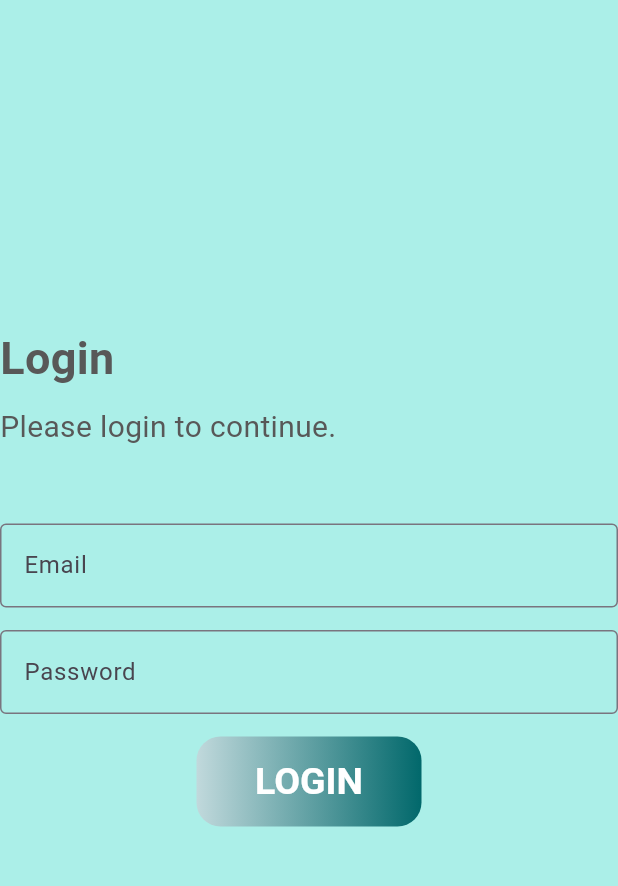
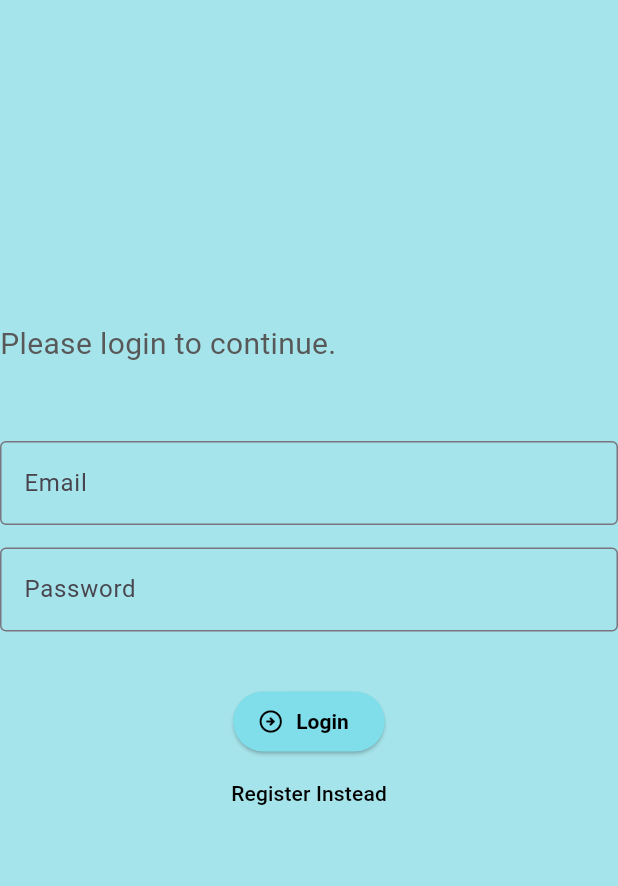
Before and after one commit to T0nyLin/TAanywhere, a Flutter app: the screen it shows after launch, on a phone screen of 412 x 824 dp, the part 84-970 px from its top. Run offline on Flutter 3.47's test engine with Material 2 defaults, Android fonts, the phone set to English and light mode, and no system bars; our stand-ins replace camera, firebase_auth, firebase_core, flutter_svg, image_cropper, image_picker; accounts and stored records are empty.

Commit message:
added login screen with firebase authentication

```diff
--- a/lib/main.dart
+++ b/lib/main.dart
@@ -1,26 +1,32 @@
 import 'package:flutter/material.dart';
 import 'package:camera/camera.dart';
+import 'package:firebase_core/firebase_core.dart';
 
-import 'package:ta_anywhere/screens/login.dart';
 import 'package:ta_anywhere/screens/camera.dart';
-import 'package:ta_anywhere/theme.dart';
+import 'package:ta_anywhere/models/theme.dart';
+import 'package:ta_anywhere/widget/widget_tree.dart';
 
 Future<void> main() async {
   WidgetsFlutterBinding.ensureInitialized();
 
+  //native camera
   cameras = await availableCameras();
 
-  runApp(const App());
+  //firebase auth
+  await Firebase.initializeApp();
+
+  runApp(const MyApp());
 }
 
-class App extends StatelessWidget {
-  const App({super.key});
+class MyApp extends StatelessWidget {
+  const MyApp({super.key});
 
   @override
   Widget build(BuildContext context) {
     return MaterialApp(
+      debugShowCheckedModeBanner: false,
       theme: lightTheme(context),
-      home: const LoginScreen(),
+      home: const WidgetTree(),
     );
   }
 }
--- a/lib/theme.dart
+++ b/lib/models/theme.dart
@@ -5,7 +5,7 @@ import 'constants.dart';
 ThemeData lightTheme(BuildContext context) {
   return ThemeData(
     useMaterial3: true,
-    scaffoldBackgroundColor: Color.fromARGB(255, 171, 239, 232),
+    scaffoldBackgroundColor: Color.fromARGB(255, 165, 228, 234),
     primaryColor: Colors.black,
     textTheme: const TextTheme(
       labelLarge: lableTextStyle,
@@ -31,12 +31,17 @@ ThemeData lightTheme(BuildContext context) {
     // ),
     elevatedButtonTheme: ElevatedButtonThemeData(
       style: ElevatedButton.styleFrom(
-        foregroundColor: Colors.white,
+        foregroundColor: Colors.black,
+        backgroundColor: const Color.fromARGB(255, 128, 222, 234),
         textStyle: const TextStyle(
-          color: Color.fromARGB(255, 255, 255, 255),
           fontWeight: FontWeight.w600,
         ),
       ),
+    ),
+    textButtonTheme: TextButtonThemeData(
+      style: TextButton.styleFrom(
+        foregroundColor: Colors.black,
+      )
     ),
     bottomNavigationBarTheme: const BottomNavigationBarThemeData(
       type: BottomNavigationBarType.shifting,
--- a/lib/screens/login.dart
+++ b/lib/screens/login.dart
@@ -1,14 +1,87 @@
+// login_register_part.dart
+// The third input statement follows the tutorial,
+// please adjust to fit out project.
+
 import 'package:flutter/material.dart';
-import 'package:ta_anywhere/screens/tabs.dart';
+import 'package:firebase_auth/firebase_auth.dart';
 
-class LoginScreen extends StatelessWidget {
-  const LoginScreen({super.key});
+import 'package:ta_anywhere/components/auth.dart';
 
-  void login(BuildContext context) {
-    Navigator.of(context).push(
-      MaterialPageRoute(
-        builder: (context) => const TabsScreen(),
+class LoginScreen extends StatefulWidget {
+  const LoginScreen({Key? key}) : super(key: key);
+
+  @override
+  State<LoginScreen> createState() => _LoginScreenState();
+}
+
+class _LoginScreenState extends State<LoginScreen> {
+  String? errorMessage = '';
+  bool isLogin = true;
+
+  final TextEditingController _controllerEmail = TextEditingController();
+  final TextEditingController _controllerPassword = TextEditingController();
+
+  Future<void> signInWithEmailAndPassword() async {
+    try {
+      await Auth().signInWithEmailAndPassword(
+        email: _controllerEmail.text,
+        password: _controllerPassword.text,
+      );
+    } on FirebaseAuthException catch (e) {
+      setState(() {
+        errorMessage = e.message;
+      });
+    }
+  }
+
+  Future<void> createUserWithEmailAndPassword() async {
+    try {
+      await Auth().createUserWithEmailAndPassword(
+        email: _controllerEmail.text,
+        password: _controllerPassword.text,
+      );
+    } on FirebaseAuthException catch (e) {
+      setState(() {
+        errorMessage = e.message;
+      });
+    }
+  }
+
+  Widget _entryField(
+    String title,
+    TextEditingController controller,
+  ) {
+    return TextField(
+      controller: controller,
+      decoration: InputDecoration(
+        labelText: title,
+        border: const OutlineInputBorder(),
+        hintText: title == 'Email' ? 'Email' : 'Password',
       ),
+    );
+  }
+
+  Widget _errorMessage() {
+    return Text(errorMessage == '' ? '' : 'Humm ? $errorMessage');
+  }
+
+  Widget _submitButton() {
+    return ElevatedButton.icon(
+      onPressed:
+          isLogin ? signInWithEmailAndPassword : createUserWithEmailAndPassword,
+      icon: const Icon(Icons.arrow_circle_right_outlined),
+      label: Text(isLogin ? 'Login' : 'Register'),
+    );
+  }
+
+  Widget _loginOrRegisterButton() {
+    return TextButton(
+      onPressed: () {
+        setState(() {
+          isLogin = !isLogin;
+        });
+      },
+      child: Text(isLogin ? 'Register Instead' : 'Login Instead'),
     );
   }
 
@@ -24,60 +97,23 @@ class LoginScreen extends StatelessWidget {
           mainAxisAlignment: MainAxisAlignment.center,
           children: [
             const Align(
-                alignment: Alignment.centerLeft,
-                child: Text(
-                  "Login",
-                  style: TextStyle(fontSize: 30, fontWeight: FontWeight.bold),
-                )),
-            const SizedBox(width: 100, height: 10),
-            const Align(
-                alignment: Alignment.centerLeft,
-                child: Text(
-                  "Please login to continue.",
-                  style: TextStyle(fontSize: 20),
-                )),
+              alignment: Alignment.centerLeft,
+              child: Text(
+                "Please login to continue.",
+                style: TextStyle(fontSize: 20),
+              ),
+            ),
             const SizedBox(width: 100, height: 50),
-            const TextField(
-                decoration: InputDecoration(
-              border: OutlineInputBorder(),
-              hintText: "Email",
-            )),
+            _entryField('Email', _controllerEmail),
             const SizedBox(width: 100, height: 15),
-            const TextField(
-                decoration: InputDecoration(
-              border: OutlineInputBorder(),
-              hintText: "Password",
-            )),
+            _entryField('Password', _controllerPassword),
+            _errorMessage(),
             const SizedBox(width: 100, height: 15),
-            Container(
-              decoration: BoxDecoration(
-                gradient: const LinearGradient(
-                  colors: [
-                    Color.fromARGB(255, 193, 217, 220),
-                    Color.fromARGB(255, 1, 104, 107)
-                  ],
-                ),
-                borderRadius: BorderRadius.circular(16),
-              ),
-              child: ElevatedButton(
-                style: ElevatedButton.styleFrom(
-                  backgroundColor: Colors.transparent,
-                  shadowColor: Colors.transparent,
-                  elevation: 3,
-                  minimumSize: const Size(150, 60),
-                ),
-                onPressed: () {
-                  login(context);
-                },
-                child: const Text(
-                  "LOGIN",
-                  style: TextStyle(fontSize: 25),
-                ),
-              ),
-            )
+            _submitButton(),
+            _loginOrRegisterButton(),
           ],
         ),
       ),
-     );
+    );
   }
 }
--- a/lib/screens/tabs.dart
+++ b/lib/screens/tabs.dart
@@ -35,7 +35,7 @@ class _TabsScreenState extends State<TabsScreen> {
       activePagetitle = 'Camera';
     }
     if (_selectedPageIndex == 3) {
-      activePage = const ProfileScreen();
+      activePage = ProfileScreen();
       activePagetitle = 'My Profile';
     }
 
--- a/lib/widget/set_location.dart
+++ b/lib/widget/set_location.dart
@@ -3,7 +3,7 @@ import 'package:flutter_svg/svg.dart';
 
 import 'package:ta_anywhere/components/place_service.dart';
 
-import '../constants.dart';
+import '../models/constants.dart';
 
 class SetLocation extends SearchDelegate<Suggestion> {
   final String sessionToken;
--- /dev/null
+++ b/lib/widget/widget_tree.dart
@@ -0,0 +1,28 @@
+import 'package:flutter/material.dart';
+
+import '../components/auth.dart';
+import 'package:ta_anywhere/screens/login.dart';
+import 'package:ta_anywhere/screens/tabs.dart';
+
+class WidgetTree extends StatefulWidget {
+  const WidgetTree({super.key});
+
+  @override
+  State<WidgetTree> createState() => WidgetTreeState();
+}
+
+class WidgetTreeState extends State<WidgetTree> {
+  @override
+  Widget build(BuildContext context) {
+    return StreamBuilder(
+      stream: Auth().authStateChanges,
+      builder: (context, snapshot) {
+        if (snapshot.hasData) {
+          return const TabsScreen();
+        } else {
+          return const LoginScreen();
+        }
+      },
+    );
+  }
+}
```
Also changed, not shown: lib/components/auth.dart (added, +33 -0 lines), lib/screens/profile.dart (+36 -2 lines), lib/screens/upload.dart (+6 -5 lines), lib/models/constants.dart (renamed from lib/constants.dart), 5 other files.
